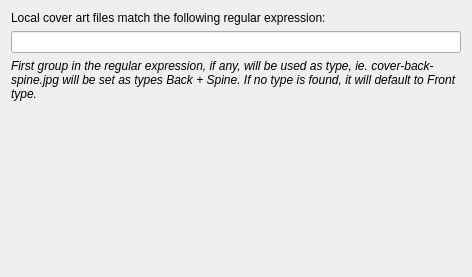
Above: ui/provider_options_local.ui from metabrainz/picard before the change. Below: the same form after it.
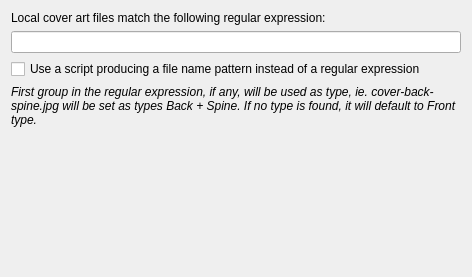
That is the form after the change.

Commit message: PICARD-1044: Allow scripting for loading local cover art

Patch:
```diff
--- a/ui/provider_options_local.ui
+++ b/ui/provider_options_local.ui
@@ -24,6 +24,13 @@
    <item>
     <widget class="QLineEdit" name="local_cover_regex_edit"/>
    </item>
+   <item>
+    <widget class="QCheckBox" name="local_cover_use_script">
+     <property name="text">
+      <string>Use a script producing a file name pattern instead of a regular expression</string>
+     </property>
+    </widget>
+   </item>
    <item>
     <widget class="QLabel" name="note">
      <property name="font">
```
The commit also changes 7 other files.
